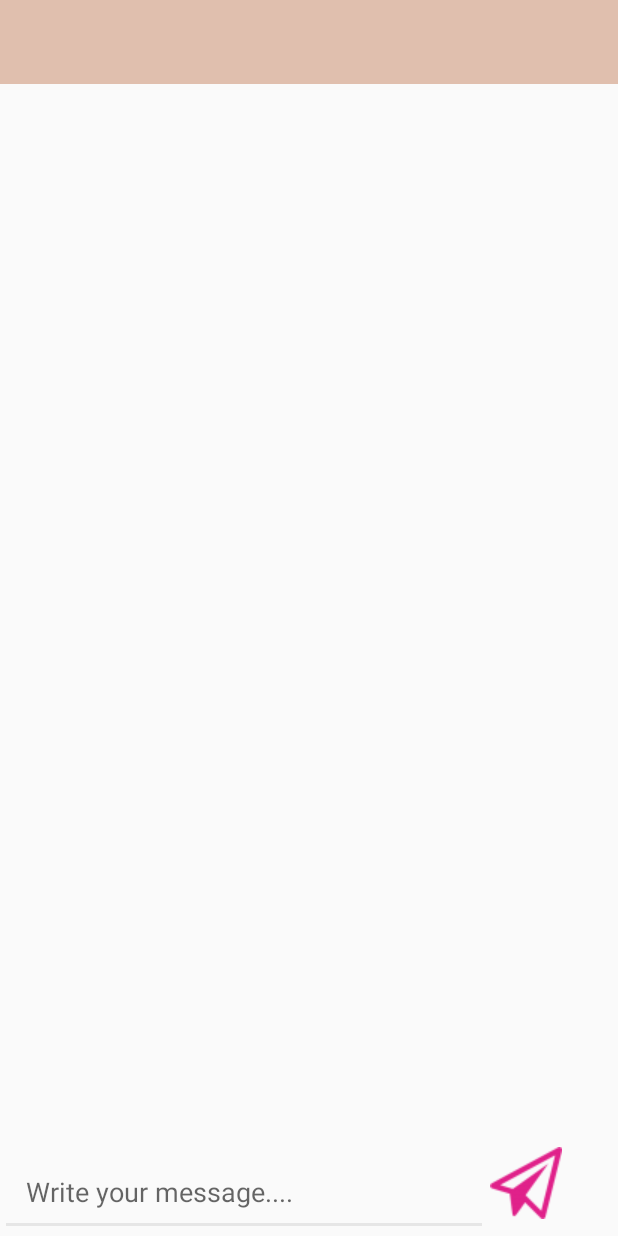
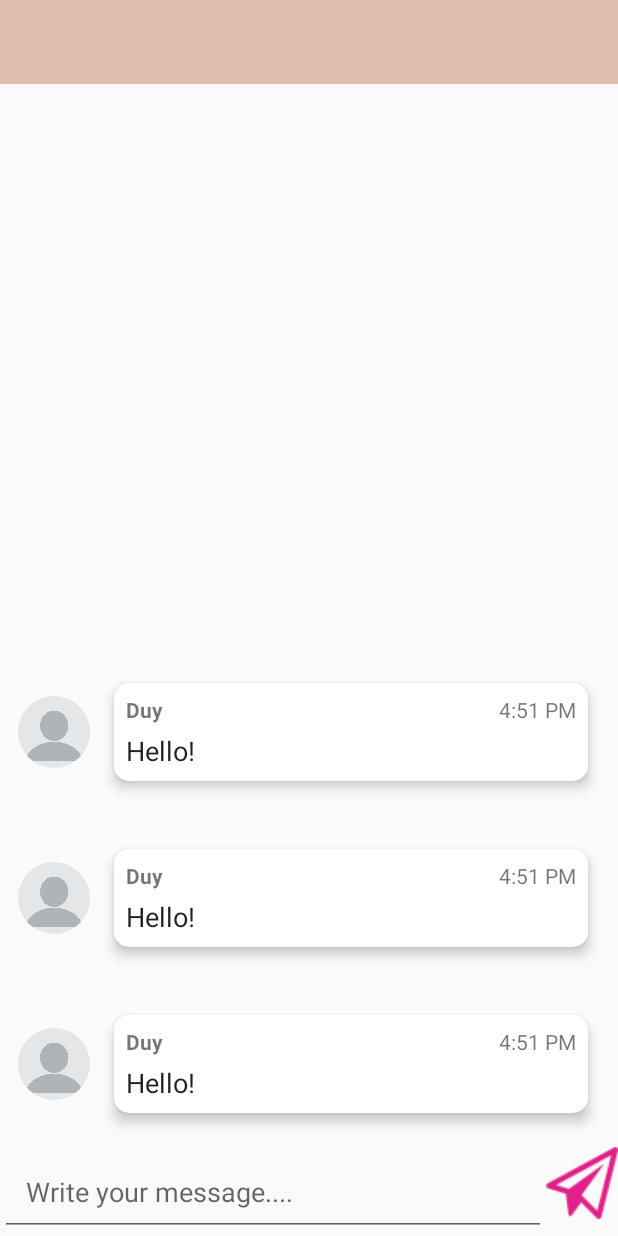
Before and after one commit to Meonix/Miretty, an Android app: the layout activity_group_chat.xml on its own in the app's theme, with its tools: preview values and no code run, on a phone screen of 412 x 824 dp. Run offline under Robolectric (Android 15) with nearby library versions, the phone set to English and light mode, and no system bars.

Commit message:
design chat

```diff
--- a/app/src/main/AndroidManifest.xml
+++ b/app/src/main/AndroidManifest.xml
@@ -36,7 +36,8 @@
         <activity
             android:name=".FindFriendsActivity"
             android:parentActivityName=".MainActivity" />
-        <activity android:name=".ProfileActivity"
+        <activity
+            android:name=".ProfileActivity"
             android:parentActivityName=".FindFriendsActivity"></activity>
     </application>
 
--- a/app/src/main/res/layout/activity_group_chat.xml
+++ b/app/src/main/res/layout/activity_group_chat.xml
@@ -1,5 +1,5 @@
 <?xml version="1.0" encoding="utf-8"?>
-<RelativeLayout xmlns:android="http://schemas.android.com/apk/res/android"
+<android.support.constraint.ConstraintLayout xmlns:android="http://schemas.android.com/apk/res/android"
     xmlns:app="http://schemas.android.com/apk/res-auto"
     xmlns:tools="http://schemas.android.com/tools"
     android:layout_width="match_parent"
@@ -9,54 +9,49 @@
     <include
         android:id="@+id/group_chat_bar_layout"
         layout="@layout/app_bar_layout"
+        app:layout_constraintBottom_toTopOf="@id/groupChatRecyclerDisplay"
+        app:layout_constraintEnd_toEndOf="parent"
+        app:layout_constraintStart_toStartOf="parent"
+        app:layout_constraintTop_toTopOf="parent" />
 
-        ></include>
+    <android.support.v7.widget.RecyclerView
+        android:id="@+id/groupChatRecyclerDisplay"
+        android:layout_width="match_parent"
+        app:stackFromEnd="true"
+        android:layout_height="0dp"
+        app:layoutManager="android.support.v7.widget.LinearLayoutManager"
+        app:layout_constraintBottom_toTopOf="@id/myLinearLayout"
+        app:layout_constraintEnd_toEndOf="parent"
+        app:layout_constraintStart_toStartOf="parent"
+        app:layout_constraintTop_toBottomOf="@id/group_chat_bar_layout"
+        tools:listitem="@layout/item_chat_message" />
 
-    <ScrollView
-        android:id="@+id/my_scroll_view"
+    <LinearLayout
+        android:id="@+id/myLinearLayout"
         android:layout_width="match_parent"
         android:layout_height="wrap_content"
-        android:layout_below="@+id/group_chat_bar_layout"
-        android:layout_above="@+id/myLinearLayout"
-        >
+        android:layout_alignParentBottom="true"
+        android:orientation="horizontal"
+        app:layout_constraintBottom_toBottomOf="parent"
+        app:layout_constraintEnd_toEndOf="parent"
+        app:layout_constraintStart_toStartOf="parent"
+        app:layout_constraintTop_toBottomOf="@id/groupChatRecyclerDisplay">
 
-        <LinearLayout
-            android:layout_width="match_parent"
-            android:layout_height="match_parent"
-            android:orientation="vertical">
-            <TextView
-                android:id="@+id/group_chat_text_display"
-                android:layout_width="match_parent"
-                android:layout_height="wrap_content"
-                android:textAllCaps="false"
-                android:textSize="20sp"
-                android:textColor="@android:color/background_dark"
-                android:layout_marginStart="2dp"
-                android:layout_marginEnd="2dp"
-                android:layout_marginBottom="60dp"
-                />
-            </LinearLayout>
-    </ScrollView>
-    <LinearLayout
-        android:layout_width="match_parent"
-        android:layout_height="wrap_content"
-        android:orientation="horizontal"
-        android:id="@+id/myLinearLayout"
-        android:layout_alignParentBottom="true">
         <EditText
             android:id="@+id/input_group_message"
-            android:layout_width="325dp"
+            android:layout_width="wrap_content"
             android:layout_height="wrap_content"
+            android:layout_weight="1"
             android:hint="Write your message...."
-            android:padding="17dp"
-            />
+            android:padding="17dp" />
+
         <ImageButton
-            android:layout_width="50dp"
             android:id="@+id/send_message_button"
+            android:layout_width="wrap_content"
             android:layout_height="wrap_content"
-            android:src="@drawable/plane"
-            android:background="#00000000"/>
+            android:background="#00000000"
+            android:src="@drawable/plane" />
 
     </LinearLayout>
 
-</RelativeLayout>
+</android.support.constraint.ConstraintLayout>
--- /dev/null
+++ b/app/src/main/res/layout/item_chat_message.xml
@@ -0,0 +1,78 @@
+<android.support.constraint.ConstraintLayout xmlns:android="http://schemas.android.com/apk/res/android"
+    xmlns:app="http://schemas.android.com/apk/res-auto"
+    xmlns:tools="http://schemas.android.com/tools"
+    android:layout_width="match_parent"
+    android:layout_height="wrap_content"
+    android:id="@+id/constraintLayout"
+    android:clipToPadding="false"
+    android:paddingLeft="12dp"
+    android:paddingTop="12dp"
+    android:paddingRight="12dp"
+    android:paddingBottom="12dp">
+
+    <de.hdodenhof.circleimageview.CircleImageView
+        android:id="@+id/cvAvatar"
+        android:layout_width="48dp"
+        android:layout_height="48dp"
+        app:layout_constraintBottom_toBottomOf="parent"
+        app:layout_constraintEnd_toStartOf="@id/message_card"
+        app:layout_constraintStart_toStartOf="parent"
+        app:layout_constraintTop_toTopOf="parent"
+        android:src="@drawable/profile" />
+
+    <android.support.v7.widget.CardView
+        android:id="@+id/message_card"
+        android:layout_width="0dp"
+        android:layout_height="match_parent"
+        android:layout_marginStart="8dp"
+        android:layout_marginLeft="8dp"
+        app:cardElevation="5dp"
+        app:cardUseCompatPadding="true"
+        app:cardCornerRadius="10dp"
+        app:layout_constraintBottom_toBottomOf="parent"
+        app:layout_constraintEnd_toEndOf="parent"
+        app:layout_constraintStart_toEndOf="@id/cvAvatar"
+        app:layout_constraintTop_toTopOf="parent">
+
+        <RelativeLayout
+            android:layout_width="match_parent"
+            android:layout_height="match_parent"
+            android:paddingStart="8dp"
+            android:paddingTop="8dp"
+            android:paddingEnd="8dp"
+            android:paddingBottom="8dp">
+
+            <TextView
+                android:id="@+id/message_time"
+                android:layout_width="wrap_content"
+                android:layout_height="wrap_content"
+                android:layout_alignBottom="@+id/message_user"
+                android:layout_alignParentEnd="true"
+                android:layout_alignParentRight="true"
+                tools:text="4:51 PM" />
+
+            <TextView
+                android:id="@+id/message_user"
+                android:layout_width="wrap_content"
+                android:layout_height="wrap_content"
+                android:layout_alignParentStart="true"
+                android:layout_alignParentLeft="true"
+                android:layout_alignParentTop="true"
+                android:textStyle="normal|bold"
+                tools:text="Duy" />
+
+            <TextView
+                android:id="@+id/message_text"
+                android:layout_width="wrap_content"
+                android:layout_height="wrap_content"
+                android:layout_below="@+id/message_user"
+                android:layout_alignParentStart="true"
+                android:layout_alignParentLeft="true"
+                android:layout_marginTop="5dp"
+                android:singleLine="false"
+                android:textAppearance="@style/TextAppearance.AppCompat.Body1"
+                android:textSize="18sp"
+                tools:text="Hello!" />
+        </RelativeLayout>
+    </android.support.v7.widget.CardView>
+</android.support.constraint.ConstraintLayout>
```
Also changed, not shown: app/src/main/java/com/github/meonix/chatapp/GroupChatActivity.java (+52 -87 lines), app/src/main/java/com/github/meonix/chatapp/adapter/AdapterMessage.java (added, +83 -0 lines), app/src/main/java/com/github/meonix/chatapp/model/MessageModel.java (added, +54 -0 lines).
